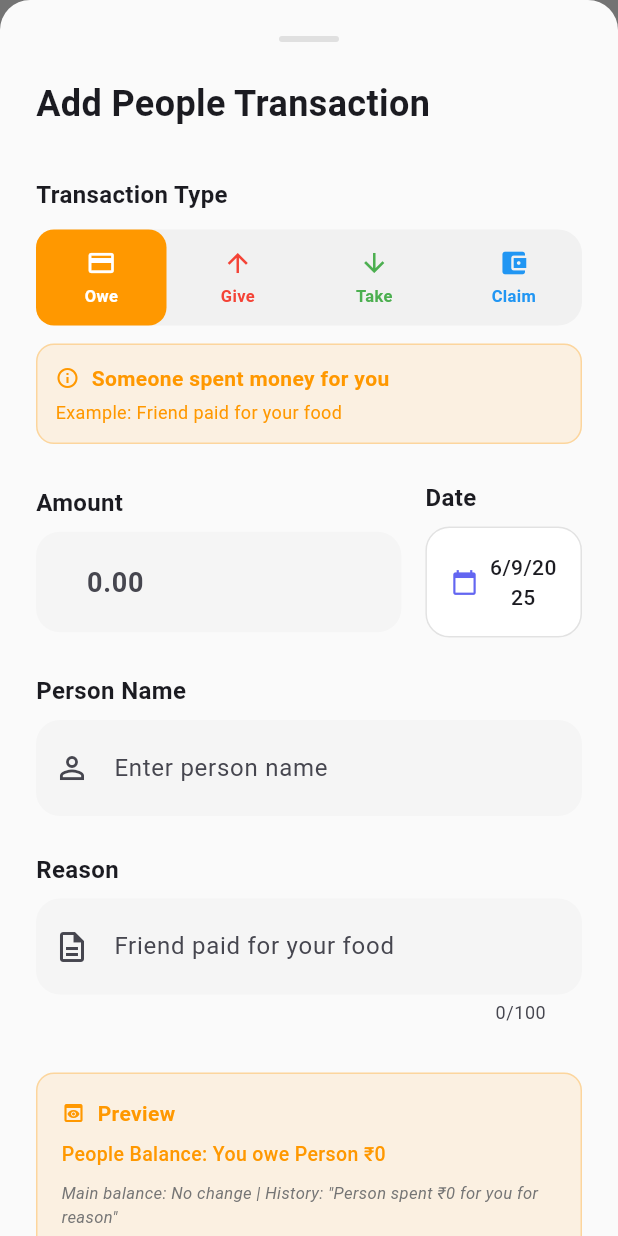
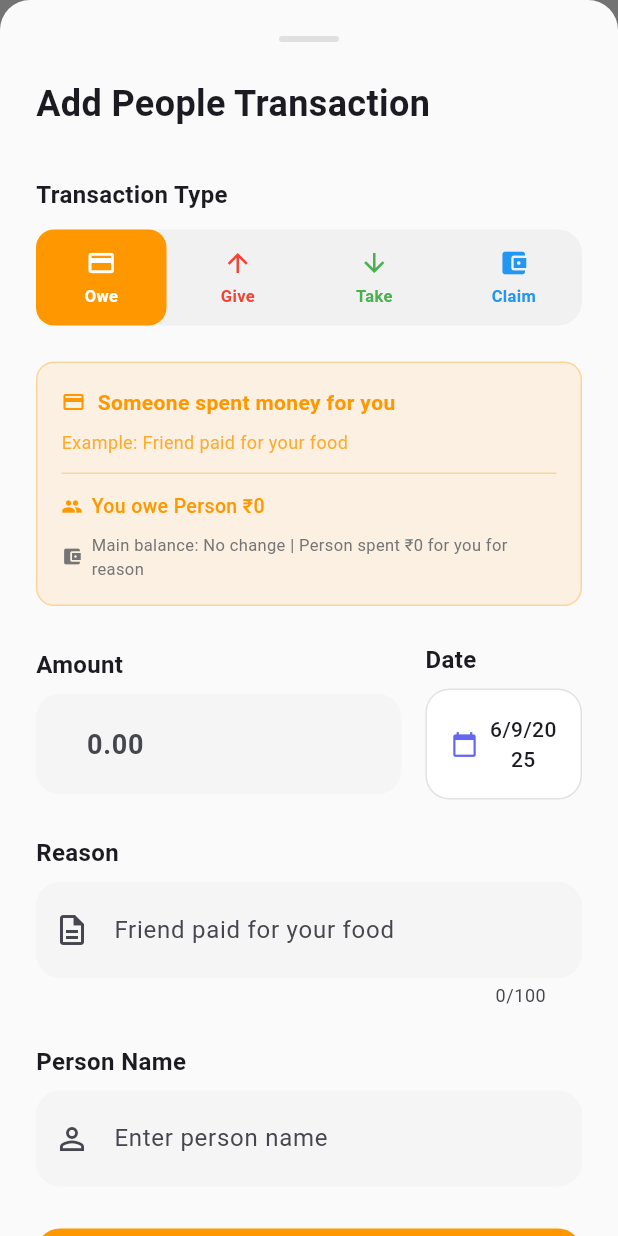
Before and after one commit to malik-l0l/Money_Manager, a Flutter app: the PersonDetailScreen screen opened directly with empty values, after a tap on the "add" icon, on a phone screen of 412 x 824 dp. Run offline on Flutter 3.47's test engine with Material 3 defaults, Android fonts, the phone set to English and light mode, and no system bars; our stand-ins replace hive, hive_flutter, share_plus; accounts and stored records are empty; Roboto replaces fonts that are missing (SF Pro Display).

Commit message:
refac(modals): minor changes in people modal

```diff
--- a/lib/widgets/add_people_transaction_modal.dart
+++ b/lib/widgets/add_people_transaction_modal.dart
@@ -184,6 +184,7 @@ class _AddPeopleTransactionModalState extends State<AddPeopleTransactionModal>
 
     _filteredNames = _allPeopleNames
         .where((name) => name.toLowerCase().contains(query))
+        .take(5) // Limit to 5 suggestions for horizontal scroll
         .toList();
 
     setState(() {
@@ -196,7 +197,31 @@ class _AddPeopleTransactionModalState extends State<AddPeopleTransactionModal>
     setState(() {
       _showSuggestions = false;
     });
-    FocusScope.of(context).requestFocus(_reasonFocus);
+    // Don't auto focus anywhere, let user decide next action
+  }
+
+  FocusNode _getNextFocusNode() {
+    final hasPersonName = _personNameController.text.trim().isNotEmpty;
+
+    if (hasPersonName) {
+      // If person name exists: amount -> reason -> save
+      return _reasonFocus;
+    } else {
+      // If no person name: amount -> reason -> person -> save
+      return _personNameFocus;
+    }
+  }
+
+  void _handleReasonSubmitted() {
+    final hasPersonName = _personNameController.text.trim().isNotEmpty;
+
+    if (hasPersonName) {
+      // If person name exists, save directly
+      _saveTransaction();
+    } else {
+      // If no person name, focus on person name
+      FocusScope.of(context).requestFocus(_personNameFocus);
+    }
   }
 
   @override
@@ -249,6 +274,11 @@ class _AddPeopleTransactionModalState extends State<AddPeopleTransactionModal>
 
                     SizedBox(height: 24),
 
+                    // Combined Info Container (replacing both previous info containers)
+                    _buildCombinedInfoCard(),
+
+                    SizedBox(height: 24),
+
                     // Amount and Date Row
                     Row(
                       children: [
@@ -294,7 +324,7 @@ class _AddPeopleTransactionModalState extends State<AddPeopleTransactionModal>
                                 ],
                                 onSubmitted: (_) {
                                   FocusScope.of(context)
-                                      .requestFocus(_personNameFocus);
+                                      .requestFocus(_reasonFocus);
                                 },
                               ),
                             ],
@@ -357,7 +387,34 @@ class _AddPeopleTransactionModalState extends State<AddPeopleTransactionModal>
 
                     SizedBox(height: 24),
 
-                    // Person Name Field with Autocomplete
+                    // Reason Field - Now placed before person name
+                    Text(
+                      'Reason',
+                      style: TextStyle(
+                        fontSize: 16,
+                        fontWeight: FontWeight.w600,
+                      ),
+                    ),
+                    SizedBox(height: 8),
+                    TextField(
+                      controller: _reasonController,
+                      focusNode: _reasonFocus,
+                      decoration: InputDecoration(
+                        hintText:
+                            _transactionTypes[_transactionType]!['example'],
+                        prefixIcon: Icon(Icons.description_outlined),
+                      ),
+                      textCapitalization: TextCapitalization.sentences,
+                      textInputAction: TextInputAction.next,
+                      maxLength: 100,
+                      onSubmitted: (_) {
+                        _handleReasonSubmitted();
+                      },
+                    ),
+
+                    SizedBox(height: 24),
+
+                    // Person Name Field with Horizontal Autocomplete
                     Text(
                       'Person Name',
                       style: TextStyle(
@@ -387,39 +444,68 @@ class _AddPeopleTransactionModalState extends State<AddPeopleTransactionModal>
                                 : null,
                           ),
                           textCapitalization: TextCapitalization.words,
-                          textInputAction: TextInputAction.next,
+                          textInputAction: TextInputAction.done,
                           onSubmitted: (_) {
-                            FocusScope.of(context).requestFocus(_reasonFocus);
+                            _saveTransaction();
                           },
                         ),
                         if (_showSuggestions) ...[
-                          SizedBox(height: 8),
+                          SizedBox(height: 12),
                           Container(
-                            constraints: BoxConstraints(maxHeight: 150),
-                            decoration: BoxDecoration(
-                              color: Theme.of(context).cardColor,
-                              borderRadius: BorderRadius.circular(12),
-                              border: Border.all(
-                                color: Colors.grey.withOpacity(0.3),
-                              ),
-                            ),
+                            height: 50,
                             child: ListView.builder(
-                              shrinkWrap: true,
+                              scrollDirection: Axis.horizontal,
                               itemCount: _filteredNames.length,
                               itemBuilder: (context, index) {
                                 final name = _filteredNames[index];
-                                return ListTile(
-                                  dense: true,
-                                  leading: Icon(
+                                final isLast =
+                                    index == _filteredNames.length - 1;
+
+                                return Container(
+                                  margin: EdgeInsets.only(
+                                    right: isLast ? 0 : 8,
+                                  ),
+                                  child: GestureDetector(
+                                    onTap: () => _selectSuggestion(name),
+                                    child: Container(
+                                      padding: EdgeInsets.symmetric(
+                                        horizontal: 16,
+                                        vertical: 12,
+                                      ),
+                                      decoration: BoxDecoration(
+                                        color: Theme.of(context)
+                                            .primaryColor
+                                            .withOpacity(0.1),
+                                        borderRadius: BorderRadius.circular(25),
+                                        border: Border.all(
+                                          color: Theme.of(context)
+                                              .primaryColor
+                                              .withOpacity(0.3),
+                                        ),
+                                      ),
+                                      child: Row(
+                                        mainAxisSize: MainAxisSize.min,
+                                        children: [
+                                          Icon(
                                             Icons.person,
-                                    color: Theme.of(context).primaryColor,
-                                    size: 20,
+                                            color:
+                                                Theme.of(context).primaryColor,
+                                            size: 16,
                                           ),
-                                  title: Text(
+                                          SizedBox(width: 6),
+                                          Text(
                                             name,
-                                    style: TextStyle(fontSize: 14),
+                                            style: TextStyle(
+                                              color: Theme.of(context)
+                                                  .primaryColor,
+                                              fontWeight: FontWeight.w500,
+                                              fontSize: 14,
                                             ),
-                                  onTap: () => _selectSuggestion(name),
+                                          ),
+                                        ],
+                                      ),
+                                    ),
+                                  ),
                                 );
                               },
                             ),
@@ -428,39 +514,7 @@ class _AddPeopleTransactionModalState extends State<AddPeopleTransactionModal>
                       ],
                     ),
 
-                    SizedBox(height: 24),
-
-                    // Reason Field
-                    Text(
-                      'Reason',
-                      style: TextStyle(
-                        fontSize: 16,
-                        fontWeight: FontWeight.w600,
-                      ),
-                    ),
-                    SizedBox(height: 8),
-                    TextField(
-                      controller: _reasonController,
-                      focusNode: _reasonFocus,
-                      decoration: InputDecoration(
-                        hintText:
-                            _transactionTypes[_transactionType]!['example'],
-                        prefixIcon: Icon(Icons.description_outlined),
-                      ),
-                      textCapitalization: TextCapitalization.sentences,
-                      textInputAction: TextInputAction.done,
-                      maxLength: 100,
-                      onSubmitted: (_) {
-                        _saveTransaction();
-                      },
-                    ),
-
-                    SizedBox(height: 32),
-
-                    // Preview Text
-                    _buildPreviewCard(),
-
-                    SizedBox(height: 24),
+                    SizedBox(height: 28),
 
                     // Save Button
                     SizedBox(
@@ -526,51 +580,6 @@ class _AddPeopleTransactionModalState extends State<AddPeopleTransactionModal>
             }).toList(),
           ),
         ),
-        SizedBox(height: 12),
-        // Help text for selected type
-        Container(
-          padding: EdgeInsets.all(12),
-          decoration: BoxDecoration(
-            color:
-                _transactionTypes[_transactionType]!['color'].withOpacity(0.1),
-            borderRadius: BorderRadius.circular(12),
-            border: Border.all(
-              color: _transactionTypes[_transactionType]!['color']
-                  .withOpacity(0.3),
-            ),
-          ),
-          child: Column(
-            crossAxisAlignment: CrossAxisAlignment.start,
-            children: [
-              Row(
-                children: [
-                  Icon(
-                    Icons.info_outline,
-                    color: _transactionTypes[_transactionType]!['color'],
-                    size: 16,
-                  ),
-                  SizedBox(width: 8),
-                  Text(
-                    _transactionTypes[_transactionType]!['description'],
-                    style: TextStyle(
-                      color: _transactionTypes[_transactionType]!['color'],
-                      fontWeight: FontWeight.w600,
-                      fontSize: 14,
-                    ),
-                  ),
-                ],
-              ),
-              SizedBox(height: 4),
-              Text(
-                'Example: ${_transactionTypes[_transactionType]!['example']}',
-                style: TextStyle(
-                  color: _transactionTypes[_transactionType]!['color'],
-                  fontSize: 12,
-                ),
-              ),
-            ],
-          ),
-        ),
       ],
     );
   }
@@ -614,13 +623,15 @@ class _AddPeopleTransactionModalState extends State<AddPeopleTransactionModal>
     );
   }
 
-  Widget _buildPreviewCard() {
+  Widget _buildCombinedInfoCard() {
     final typeData = _transactionTypes[_transactionType]!;
     final amount =
         _amountController.text.isNotEmpty ? _amountController.text : '0';
     final person = _personNameController.text.isNotEmpty
         ? _personNameController.text
         : 'Person';
+    final reason =
+        _reasonController.text.isNotEmpty ? _reasonController.text : 'reason';
 
     return Container(
       padding: EdgeInsets.all(16),
@@ -634,75 +645,115 @@ class _AddPeopleTransactionModalState extends State<AddPeopleTransactionModal>
       child: Column(
         crossAxisAlignment: CrossAxisAlignment.start,
         children: [
+          // Main description
           Row(
             children: [
               Icon(
-                Icons.preview,
+                typeData['icon'],
                 color: typeData['color'],
                 size: 16,
               ),
               SizedBox(width: 8),
-              Text(
-                'Preview',
+              Expanded(
+                child: Text(
+                  typeData['description'],
                   style: TextStyle(
                     color: typeData['color'],
                     fontWeight: FontWeight.w600,
                     fontSize: 14,
                   ),
                 ),
+              ),
             ],
           ),
+
           SizedBox(height: 8),
+
+          // Example
           Text(
-            _getPreviewText(amount, person),
+            'Example: ${typeData['example']}',
+            style: TextStyle(
+              color: typeData['color'].withOpacity(0.8),
+              fontSize: 12,
+            ),
+          ),
+
+          SizedBox(height: 12),
+          Divider(color: typeData['color'].withOpacity(0.3), height: 1),
+          SizedBox(height: 12),
+
+          // People Balance Impact
+          Row(
+            children: [
+              Icon(
+                Icons.people,
+                color: typeData['color'],
+                size: 14,
+              ),
+              SizedBox(width: 6),
+              Expanded(
+                child: Text(
+                  _getPeopleBalanceText(amount, person),
                   style: TextStyle(
                     color: typeData['color'],
                     fontWeight: FontWeight.w500,
                     fontSize: 13,
                   ),
                 ),
+              ),
+            ],
+          ),
+
           SizedBox(height: 8),
-          Text(
-            _getMainBalanceImpact(amount, person),
+
+          // Main Balance Impact
+          Row(
+            children: [
+              Icon(
+                Icons.account_balance_wallet,
+                color: Colors.grey[600],
+                size: 14,
+              ),
+              SizedBox(width: 6),
+              Expanded(
+                child: Text(
+                  _getMainBalanceText(amount, person, reason),
                   style: TextStyle(
                     color: Colors.grey[600],
                     fontSize: 11,
-              fontStyle: FontStyle.italic,
                   ),
+                ),
+              ),
+            ],
           ),
         ],
       ),
     );
   }
 
-  String _getPreviewText(String amount, String person) {
+  String _getPeopleBalanceText(String amount, String person) {
     switch (_transactionType) {
       case 'give':
-        return 'People Balance: $person owes you ₹$amount';
+      case 'claim':
+        return '$person owes you ₹$amount';
       case 'take':
-        return 'People Balance: You owe $person ₹$amount';
       case 'owe':
-        return 'People Balance: You owe $person ₹$amount';
-      case 'claim':
-        return 'People Balance: $person owes you ₹$amount';
+        return 'You owe $person ₹$amount';
       default:
         return '';
     }
   }
 
-  String _getMainBalanceImpact(String amount, String person) {
-    final reason =
-        _reasonController.text.isNotEmpty ? _reasonController.text : 'reason';
-
+  String _getMainBalanceText(String amount, String person, String reason) {
     switch (_transactionType) {
       case 'give':
-        return 'Main balance: -₹$amount | History: "Give money to "$person" for "$reason""';
+        return 'Main balance: -₹$amount | Give money to $person for $reason';
       case 'take':
-        return 'Main balance: +₹$amount | History: "Take money from "$person" for "$reason""';
+        return 'Main balance: +₹$amount | Take money from $person for $reason';
       case 'owe':
-        return 'Main balance: No change | History: "$person spent ₹$amount for you for $reason"';
+        return 'Main balance: No change | $person spent ₹$amount for you for $reason';
       case 'claim':
-        return 'Main balance: No change | History: "$person has ₹$amount of your money for $reason"';
+        return 'Main balance: No change | $person has ₹$amount of your money for $reason';
       default:
         return '';
     }
```
Lines whose indentation alone changed are shown as unchanged.
